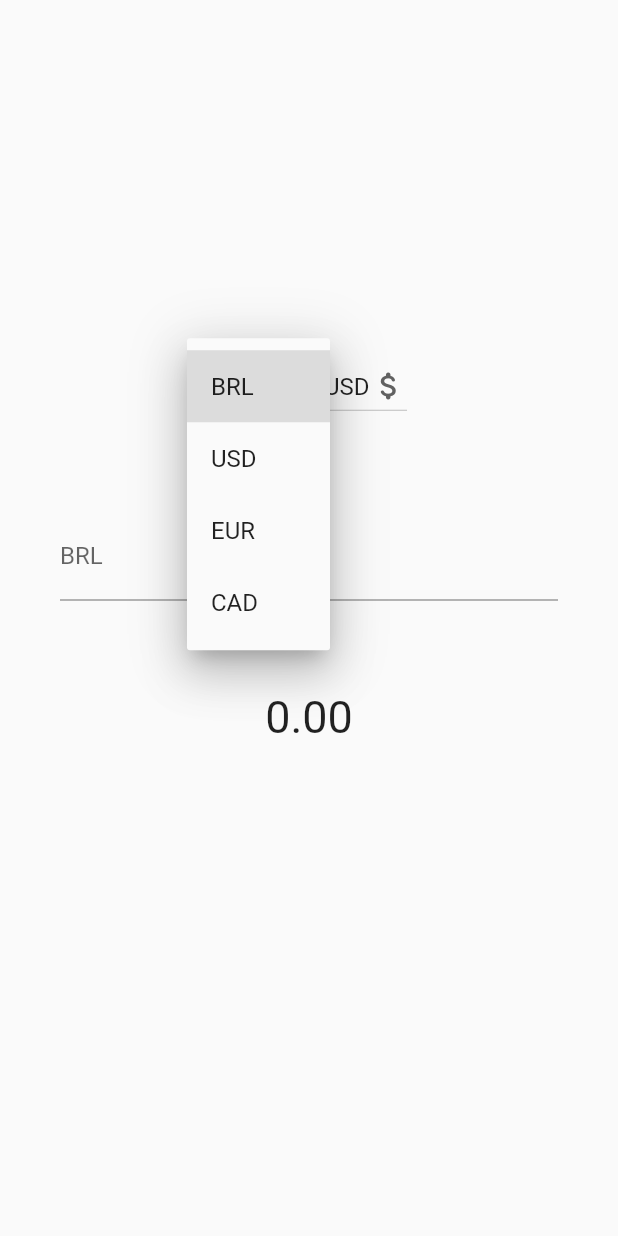
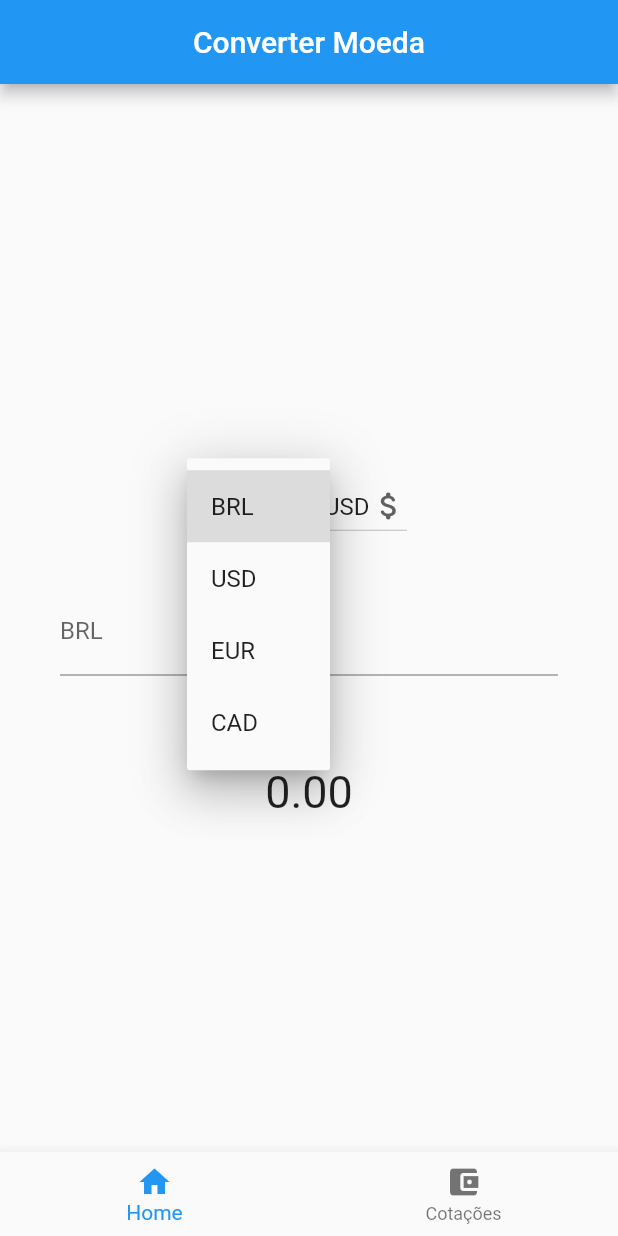
Before and after one commit to manelzada/currency_converter, a Flutter app: the screen it shows after launch, after a tap on "BRL", on a phone screen of 412 x 824 dp. Run offline on Flutter 3.47's test engine with Material 2 defaults, Android fonts, the phone set to English and light mode, and no system bars; network calls fail.

Commit message:
1.3.0 Slide & PageView

```diff
--- /dev/null
+++ b/lib/detalhes.dart
@@ -0,0 +1,22 @@
+import 'package:flutter/material.dart';
+
+class DetalhesPage extends StatefulWidget {
+  const DetalhesPage({Key? key}) : super(key: key);
+
+  @override
+  _DetalhesPageState createState() => _DetalhesPageState();
+}
+
+class _DetalhesPageState extends State<DetalhesPage> {
+  @override
+  Widget build(BuildContext context) {
+    return SafeArea(
+      child: Scaffold(
+        appBar: AppBar(
+          title: Text('Detalhes'),
+          centerTitle: true,
+        ),
+      ),
+    );
+  }
+}
--- a/lib/homepage.dart
+++ b/lib/homepage.dart
@@ -1,8 +1,6 @@
-import 'dart:convert';
-
+import 'package:conversor/detalhes.dart';
+import 'package:conversor/moedas_page.dart';
 import 'package:flutter/material.dart';
-
-import 'package:http/http.dart' as http;
 
 class HomePage extends StatefulWidget {
   const HomePage({Key? key}) : super(key: key);
@@ -12,145 +10,8 @@ class HomePage extends StatefulWidget {
 }
 
 class _HomePageState extends State<HomePage> {
-  String dropdownValue = 'BRL';
-  String dropdownValue2 = 'USD';
-  double convertido = 0.0;
-  String code = '';
-  String bid = '';
-  bool isLoading = false;
-  double resultado = 0.0;
-
-  @override
-  initState() {
-    fetchMoedas();
-    super.initState();
-  }
-
-  fetchMoedas() async {
-    setState(() => {isLoading = true});
-
-    try {
-      var url = Uri.parse(
-          "https://economia.awesomeapi.com.br/last/$dropdownValue2-$dropdownValue");
-      var response = await http.get(url);
-      var decodeResponse = jsonDecode(response.body);
-
-      setState(() => {
-            code = decodeResponse['$dropdownValue2$dropdownValue']['code'],
-            bid = decodeResponse['$dropdownValue2$dropdownValue']['bid']
-          });
-      print('pronto');
-    } catch (e) {
-      throw Exception("Erro ao carregar dados a API");
-    } finally {
-      setState(() => {isLoading = false});
-    }
-  }
-
-  void calcula(numero, numeroAPI) {
-    resultado = numero *= numeroAPI;
-  }
-
   @override
   Widget build(BuildContext context) {
-    return Scaffold(
-      body: SafeArea(
-        child: Column(
-          mainAxisAlignment: MainAxisAlignment.center,
-          children: [
-            Row(
-              mainAxisAlignment: MainAxisAlignment.center,
-              children: [
-                DropdownButton<String>(
-                  value: dropdownValue,
-                  icon: const Icon(Icons.attach_money_rounded),
-                  iconSize: 24,
-                  elevation: 16,
-                  onChanged: (String? newValue) {
-                    setState(() {
-                      dropdownValue = newValue!;
-                      fetchMoedas();
-                    });
-                  },
-                  items: <String>['BRL', 'USD', 'EUR', 'CAD']
-                      .map<DropdownMenuItem<String>>((String value) {
-                    return DropdownMenuItem<String>(
-                      value: value,
-                      child: Text(value),
-                    );
-                  }).toList(),
-                ),
-                SizedBox(width: 20),
-                DropdownButton<String>(
-                  value: dropdownValue2,
-                  icon: const Icon(Icons.attach_money_rounded),
-                  iconSize: 24,
-                  elevation: 16,
-                  onChanged: (String? newValue) {
-                    setState(() {
-                      dropdownValue2 = newValue!;
-                      fetchMoedas();
-                    });
-                  },
-                  items: <String>['BRL', 'USD', 'EUR', 'CAD']
-                      .map<DropdownMenuItem<String>>((String value) {
-                    return DropdownMenuItem<String>(
-                      value: value,
-                      child: Text(value),
-                    );
-                  }).toList(),
-                ),
-              ],
-            ),
-            Container(
-              padding: EdgeInsets.only(
-                top: 60,
-                left: 40,
-                right: 40,
-              ),
-              child: TextFormField(
-                autofocus: true,
-                onChanged: (newvalue) {
-                  if (newvalue == '') newvalue = '0';
-                  setState(() {
-                    //double teste = double.parse(url);
-                    var numeroAPI = double.parse(bid);
-                    double valor = double.parse(newvalue);
-                    calcula(valor, numeroAPI);
-                    //converte(valor);
-                  });
-                },
-                keyboardType: TextInputType.number,
-                decoration: InputDecoration(
-                  labelText: dropdownValue,
-                ),
-              ),
-            ),
-            Container(
-              padding: EdgeInsets.only(
-                top: 60,
-                left: 40,
-                right: 40,
-              ),
-              child: Text(
-                resultado.toStringAsFixed(2),
-                style: TextStyle(fontSize: 30),
-              ),
-            ),
-            Container(
-              padding: EdgeInsets.only(
-                top: 60,
-                left: 40,
-                right: 40,
-              ),
-              child: Text(
-                bid,
-                style: TextStyle(fontSize: 30),
-              ),
-            ),
-          ],
-        ),
-      ),
-    );
+    return Scaffold();
   }
 }
--- a/lib/login_page.dart
+++ /dev/null
@@ -1,77 +0,0 @@
-import 'package:flutter/material.dart';
-import 'package:flutter/widgets.dart';
-
-class LoginPage extends StatelessWidget {
-  const LoginPage({Key? key}) : super(key: key);
-
-  @override
-  Widget build(BuildContext context) {
-    String email = '';
-    String senha = '';
-    return Scaffold(
-      body: Container(
-        padding: EdgeInsets.only(
-          top: 60,
-          left: 40,
-          right: 40,
-        ),
-        color: Colors.white,
-        child: ListView(
-          children: [
-            TextFormField(
-              onChanged: (text) {
-                email = text;
-              },
-              autofocus: true,
-              keyboardType: TextInputType.emailAddress,
-              decoration: InputDecoration(
-                labelText: 'E-mail',
-                labelStyle: TextStyle(
-                  color: Colors.black,
-                  fontWeight: FontWeight.w400,
-                  fontSize: 20,
-                ),
-              ),
-              style: TextStyle(fontSize: 20),
-            ),
-            SizedBox(height: 10),
-            TextFormField(
-              onChanged: (text) {
-                senha = text;
-              },
-              autofocus: true,
-              obscureText: true,
-              keyboardType: TextInputType.text,
-              decoration: InputDecoration(
-                labelText: 'Senha',
-                labelStyle: TextStyle(
-                  color: Colors.black,
-                  fontWeight: FontWeight.w400,
-                  fontSize: 20,
-                ),
-              ),
-              style: TextStyle(fontSize: 20),
-            ),
-            Container(
-              height: 40,
-              alignment: Alignment.centerRight,
-              child:
-                  TextButton(onPressed: () {}, child: Text('Recuperar Senha')),
-            ),
-            SizedBox(height: 20),
-            ElevatedButton(
-                child: Text('Entrar'),
-                onPressed: () {
-                  if (email == 'emmanoel' && senha == '123') {
-                    print("funcionando");
-                    Navigator.of(context).pushReplacementNamed('/home');
-                  } else {
-                    print("falha");
-                  }
-                })
-          ],
-        ),
-      ),
-    );
-  }
-}
--- /dev/null
+++ b/lib/moedas_page.dart
@@ -0,0 +1,156 @@
+import 'dart:convert';
+
+import 'package:flutter/material.dart';
+
+import 'package:http/http.dart' as http;
+
+class MoedasPage extends StatefulWidget {
+  const MoedasPage({Key? key}) : super(key: key);
+
+  @override
+  _MoedasPageState createState() => _MoedasPageState();
+}
+
+class _MoedasPageState extends State<MoedasPage> {
+  String dropdownValue = 'BRL';
+  String dropdownValue2 = 'USD';
+  double convertido = 0.0;
+  String code = '';
+  String bid = '';
+
+  bool isLoading = false;
+  double resultado = 0.0;
+  String teste = '';
+  @override
+  initState() {
+    fetchMoedas();
+    super.initState();
+  }
+
+  fetchMoedas() async {
+    setState(() => {isLoading = true});
+
+    try {
+      var url = Uri.parse(
+          "https://economia.awesomeapi.com.br/last/$dropdownValue2-$dropdownValue");
+      var response = await http.get(url);
+      var decodeResponse = jsonDecode(response.body);
+
+      setState(() => {
+            code = decodeResponse['$dropdownValue2$dropdownValue']['code'],
+            bid = decodeResponse['$dropdownValue2$dropdownValue']['bid']
+          });
+    } catch (e) {
+      throw Exception("Erro ao carregar dados a API");
+    } finally {
+      setState(() => {isLoading = false});
+    }
+  }
+
+  void calcula(numero, numeroAPI) {
+    resultado = numero *= numeroAPI;
+  }
+
+  @override
+  Widget build(BuildContext context) {
+    return Scaffold(
+      appBar: AppBar(centerTitle: true, title: Text('Converter Moeda')),
+      body: SafeArea(
+        child: Column(
+          mainAxisAlignment: MainAxisAlignment.center,
+          children: [
+            Container(
+              padding: EdgeInsets.only(
+                left: 40,
+                right: 40,
+              ),
+              child: Text(
+                bid,
+                style: TextStyle(fontSize: 30),
+              ),
+            ),
+            Row(
+              mainAxisAlignment: MainAxisAlignment.center,
+              children: [
+                DropdownButton<String>(
+                  value: dropdownValue,
+                  icon: const Icon(Icons.attach_money_rounded),
+                  iconSize: 24,
+                  elevation: 16,
+                  onChanged: (String? newValue) {
+                    setState(() {
+                      dropdownValue = newValue!;
+                      fetchMoedas();
+                    });
+                  },
+                  items: <String>['BRL', 'USD', 'EUR', 'CAD']
+                      .map<DropdownMenuItem<String>>((String value) {
+                    return DropdownMenuItem<String>(
+                      value: value,
+                      child: Text(value),
+                    );
+                  }).toList(),
+                ),
+                SizedBox(width: 20),
+                DropdownButton<String>(
+                  value: dropdownValue2,
+                  icon: const Icon(Icons.attach_money_rounded),
+                  iconSize: 24,
+                  elevation: 16,
+                  onChanged: (String? newValue) {
+                    setState(() {
+                      dropdownValue2 = newValue!;
+                      fetchMoedas();
+                    });
+                  },
+                  items: <String>['BRL', 'USD', 'EUR', 'CAD']
+                      .map<DropdownMenuItem<String>>((String value) {
+                    return DropdownMenuItem<String>(
+                      value: value,
+                      child: Text(value),
+                    );
+                  }).toList(),
+                ),
+              ],
+            ),
+            Container(
+              padding: EdgeInsets.only(
+                top: 30,
+                left: 40,
+                right: 40,
+              ),
+              child: TextFormField(
+                autofocus: true,
+                onChanged: (newvalue) {
+                  if (newvalue == '') newvalue = '0';
+                  setState(() {
+                    //double teste = double.parse(url);
+                    var numeroAPI = double.parse(bid);
+                    double valor = double.parse(newvalue);
+                    calcula(valor, numeroAPI);
+                    //converte(valor);
+                  });
+                },
+                keyboardType: TextInputType.number,
+                decoration: InputDecoration(
+                  labelText: dropdownValue,
+                ),
+              ),
+            ),
+            Container(
+              padding: EdgeInsets.only(
+                top: 60,
+                left: 40,
+                right: 40,
+              ),
+              child: Text(
+                resultado.toStringAsFixed(2),
+                style: TextStyle(fontSize: 30),
+              ),
+            ),
+          ],
+        ),
+      ),
+    );
+  }
+}
--- a/lib/myappwidget.dart
+++ b/lib/myappwidget.dart
@@ -1,6 +1,8 @@
 import 'package:conversor/homepage.dart';
-import 'package:conversor/login_page.dart';
+import 'package:conversor/slide.dart';
 import 'package:flutter/material.dart';
+
+import 'detalhes.dart';
 
 class MyAppWidget extends StatelessWidget {
   const MyAppWidget({Key? key}) : super(key: key);
@@ -12,10 +14,11 @@ class MyAppWidget extends StatelessWidget {
       debugShowCheckedModeBanner: false,
       theme: ThemeData(primaryColor: Colors.white),
       //home: LoginPage(),
-      initialRoute: '/home',
+      initialRoute: '/slide',
       routes: {
-        '/': (context) => LoginPage(),
+        '/slide': (context) => SlideAnimation(),
         '/home': (context) => HomePage(),
+        '/detalhes': (context) => DetalhesPage()
       },
     );
   }
--- /dev/null
+++ b/lib/slide.dart
@@ -0,0 +1,59 @@
+import 'package:flutter/material.dart';
+
+import 'detalhes.dart';
+import 'moedas_page.dart';
+
+class SlideAnimation extends StatefulWidget {
+  const SlideAnimation({Key? key}) : super(key: key);
+
+  @override
+  _SlideAnimationState createState() => _SlideAnimationState();
+}
+
+class _SlideAnimationState extends State<SlideAnimation> {
+  var paginaAtual = 0;
+  late PageController pc;
+
+  @override
+  void initState() {
+    super.initState();
+    pc = PageController(initialPage: paginaAtual);
+  }
+
+  setPaginaAtual(pagina) {
+    setState(() {
+      paginaAtual = pagina;
+    });
+  }
+
+  @override
+  Widget build(BuildContext context) {
+    return Scaffold(
+      body: PageView(
+        controller: pc,
+        children: [
+          MoedasPage(),
+          DetalhesPage(),
+        ],
+        onPageChanged: setPaginaAtual,
+      ),
+      bottomNavigationBar: BottomNavigationBar(
+        currentIndex: paginaAtual,
+        items: [
+          BottomNavigationBarItem(
+            icon: Icon(Icons.home),
+            label: 'Home',
+          ),
+          BottomNavigationBarItem(
+            icon: Icon(Icons.account_balance_wallet),
+            label: 'Cotações',
+          )
+        ],
+        onTap: (pagina) {
+          pc.animateToPage(pagina,
+              duration: Duration(milliseconds: 400), curve: Curves.ease);
+        },
+      ),
+    );
+  }
+}
--- a/pubspec.yaml
+++ b/pubspec.yaml
@@ -29,6 +29,8 @@ dependencies:
   # Use with the CupertinoIcons class for iOS style icons.
   cupertino_icons: ^1.0.2
   http: ^0.13.3
+  firebase_auth: ^3.1.3
+  firebase_core: ^1.7.0
 
 dev_dependencies:
   flutter_test:
```
Also changed, not shown: pubspec.lock, 1 other file.
